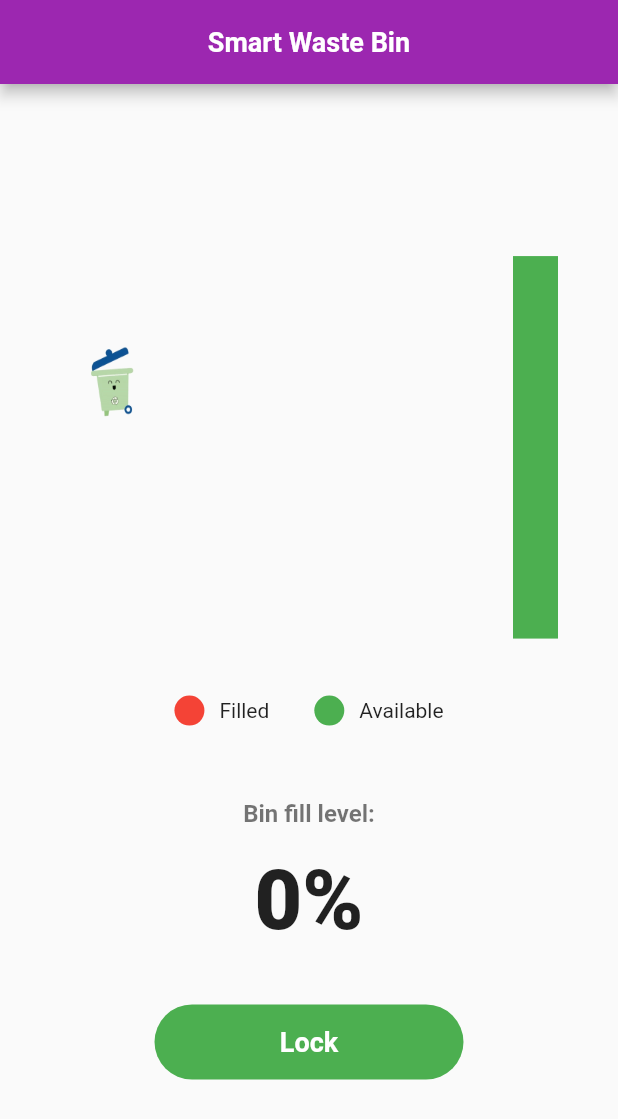
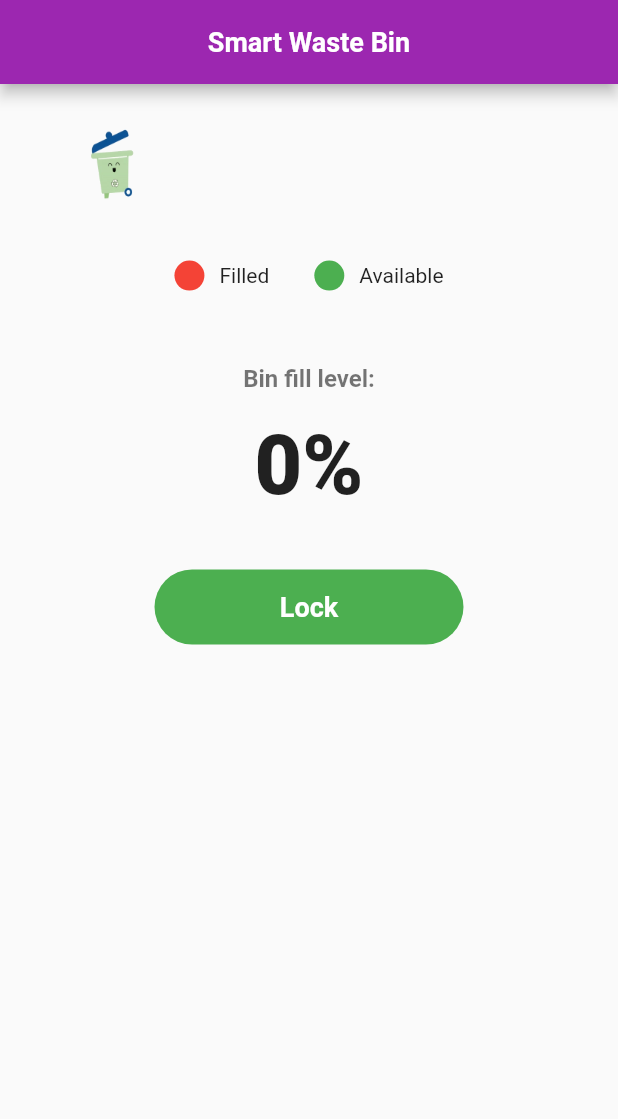
Before and after one commit to Enisco/smart_bin_advanced, a Flutter app: the screen it shows after launch, on a phone screen of 412 x 824 dp. Shown: the top 1119 px of the screen. Run offline on Flutter 3.47's test engine with Material 2 defaults, Android fonts, the phone set to English and light mode, and no system bars; our stand-ins replace flutter_local_notifications, get; missing offline and left inert: flutter_background, mqtt_client.

Commit message:
gif position adjusted

```diff
--- a/lib/presentation/view.dart
+++ b/lib/presentation/view.dart
@@ -66,36 +66,6 @@ class _SmartWasteBinPageViewState extends State<SmartWasteBinPageView> {
                           fit: BoxFit.fill,
                         ),
                       ),
-                    ),
-                    Column(
-                      children: [
-                        const Padding(padding: EdgeInsets.only(top: 90)),
-                        SizedBox(
-                          height: 260,
-                          width: 30,
-                          child: Column(
-                            children: [
-                              Expanded(
-                                child: Container(
-                                  width: 30,
-                                  height: 260 *
-                                      (100.0 -
-                                          controller.percentageVal.toDouble() /
-                                              100),
-                                  color: Colors.green,
-                                ),
-                              ),
-                              Container(
-                                width: 30,
-                                height: 260 *
-                                    (controller.percentageVal.toDouble() / 100),
-                                color: Colors.red,
-                              ),
-                              const Padding(padding: EdgeInsets.only(top: 5))
-                            ],
-                          ),
-                        ),
-                      ],
                     ),
                   ],
                 ),
```
